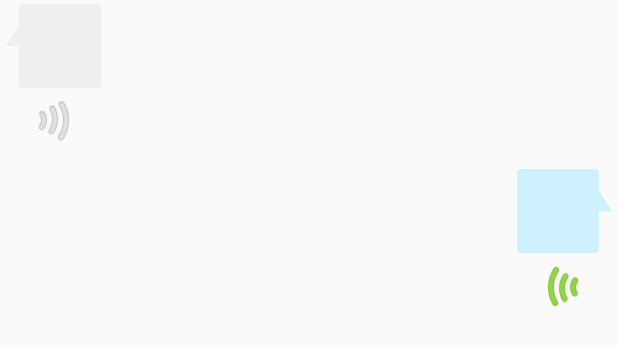
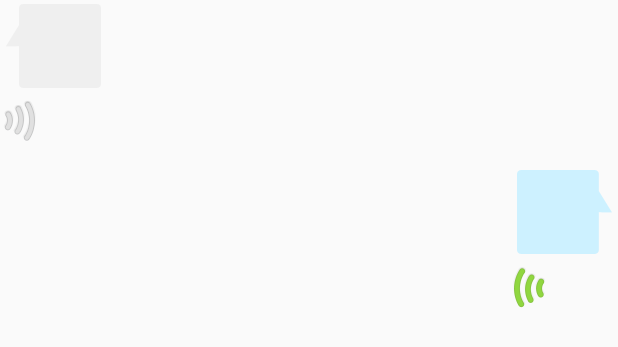
Before and after one commit to AnthonyWang14/AntChat, an Android app: the layout chat_list_item.xml on its own in the app's theme, with its tools: preview values and no code run, on a phone screen of 412 x 824 dp. Shown: the top 347 px of the screen. Run offline under Robolectric (Android 15) with nearby library versions, the phone set to English and light mode, and no system bars.

Commit message:
release version 1.0

```diff
--- a/src/main/java/com/ihs/demo/message_2012010981/ImageActivity.java
+++ b/src/main/java/com/ihs/demo/message_2012010981/ImageActivity.java
@@ -17,6 +17,7 @@ import com.ihs.message_2012010981.R;
 import java.io.FileInputStream;
 import java.io.FileNotFoundException;
 
+//用来全屏显示图片信息
 public class ImageActivity extends Activity {
 
     ImageView imageView;
--- a/src/main/java/com/ihs/demo/message_2012010981/MessagesFragment.java
+++ b/src/main/java/com/ihs/demo/message_2012010981/MessagesFragment.java
@@ -45,6 +45,7 @@ public class MessagesFragment extends Fragment implements HSMessageChangeListene
         adapter = new MessageAdapter(this.getActivity(), R.layout.cell_item_contact, contacts);
         listView.setAdapter(adapter);
 
+        //点击聊天
         listView.setOnItemClickListener(new AdapterView.OnItemClickListener() {
 
             @Override
@@ -64,6 +65,7 @@ public class MessagesFragment extends Fragment implements HSMessageChangeListene
                 }
             }
         });
+        //长按删除与该联系人信息
         listView.setOnItemLongClickListener(new AdapterView.OnItemLongClickListener() {
             @Override
             public boolean onItemLongClick(AdapterView<?> parent, View view, int position, long id) {
--- a/src/main/res/layout/chat_list_item.xml
+++ b/src/main/res/layout/chat_list_item.xml
@@ -14,13 +14,26 @@
             android:layout_gravity="center"
             android:id="@+id/left_view"
             android:background="@drawable/chat_message_receive_pop_bg"
-            android:textSize="30dp"/>
+            android:textSize="25dp"/>
+        <LinearLayout
+            android:layout_width="wrap_content"
+            android:layout_height="wrap_content"
+            android:orientation="horizontal"
+            android:id="@+id/left_layout_audio_view">
+            <TextView
+                android:layout_width="wrap_content"
+                android:layout_height="wrap_content"
+                android:textSize="23dp"
+                android:id="@+id/left_audio_text"/>
             <ImageView
                 android:layout_width="wrap_content"
                 android:layout_height="wrap_content"
                 android:layout_gravity="center"
                 android:id="@+id/left_audio_view"
                 android:background="@drawable/chat_receive_audio_play"/>
+
+        </LinearLayout>
+
         <ImageView
             android:layout_width="wrap_content"
             android:layout_height="wrap_content"
@@ -46,13 +59,27 @@
             android:layout_gravity="center"
             android:id="@+id/right_view"
             android:background="@drawable/chat_message_send_pop_bg"
-            android:textSize="30dp"/>
+            android:textSize="25dp"/>
+
+        <LinearLayout
+            android:layout_width="wrap_content"
+            android:layout_height="wrap_content"
+            android:orientation="horizontal"
+            android:id="@+id/right_layout_audio_view">
             <ImageView
                 android:layout_width="wrap_content"
                 android:layout_height="wrap_content"
                 android:layout_gravity="center"
                 android:id="@+id/right_audio_view"
                 android:background="@drawable/chat_send_audio_play"/>
+            <TextView
+                android:layout_width="wrap_content"
+                android:textSize="23dp"
+                android:layout_height="wrap_content"
+                android:id="@+id/right_audio_text"/>
+        </LinearLayout>
+
+
         <ImageView
             android:layout_width="wrap_content"
             android:layout_height="wrap_content"
```
Also changed, not shown: src/main/java/com/ihs/demo/message_2012010981/ChatActivity.java (+30 -26 lines), src/main/java/com/ihs/demo/message_2012010981/ChatAdapter.java (+47 -19 lines), src/main/java/com/ihs/demo/message_2012010981/MainActivity.java (+18 -8 lines), src/main/java/com/ihs/demo/message_2012010981/Message.java (deleted, +0 -12 lines), src/main/java/com/ihs/demo/message_2012010981/MessageAdapter.java (+6 -2 lines), src/main/res/layout/activity_chat.xml (+7 -7 lines), 47 other files. Lines whose indentation alone changed are shown as unchanged.
